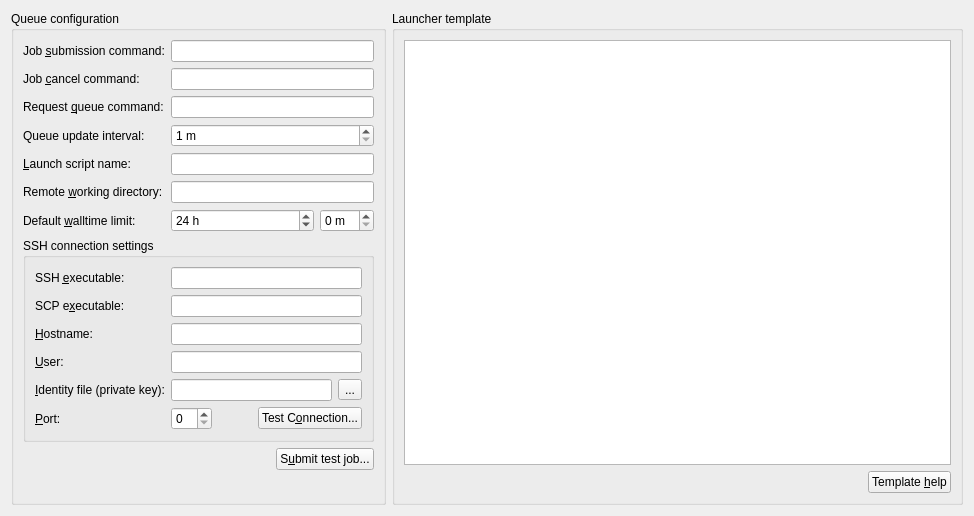
The window that molequeue/ui/remotequeuewidget.ui (OpenChemistry/molequeue) describes before a commit, drawn with Qt 5.
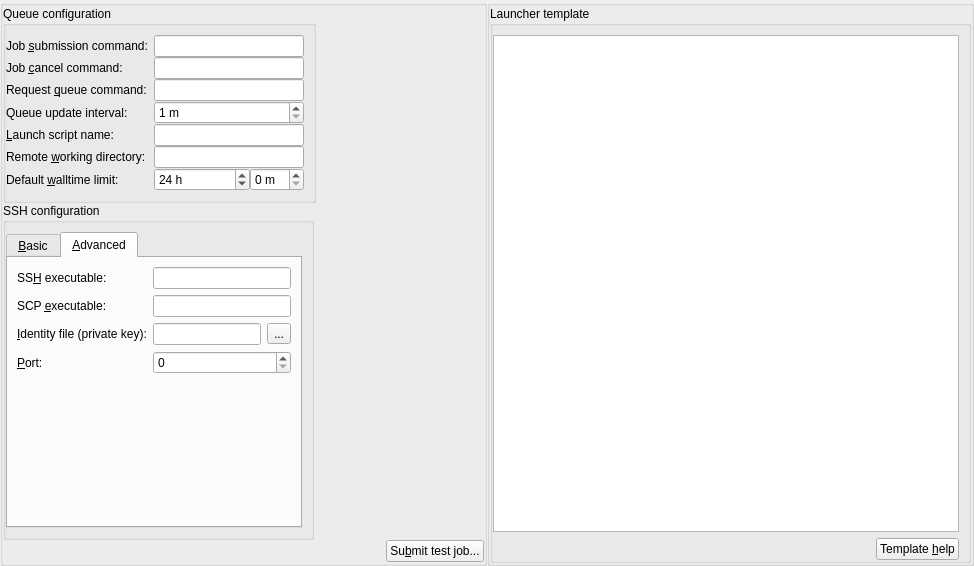
The same window after the commit. The open tabs and pages were chosen to show the change.

Commit message:
Move advanced SSH configuration to separate tab
As the number of SSH options growns we need a basic
and advanced tab.

```diff
--- a/molequeue/ui/remotequeuewidget.ui
+++ b/molequeue/ui/remotequeuewidget.ui
@@ -7,15 +7,30 @@
     <x>0</x>
     <y>0</y>
     <width>974</width>
-    <height>516</height>
+    <height>566</height>
    </rect>
   </property>
   <property name="windowTitle">
    <string>Form</string>
   </property>
   <layout class="QGridLayout" name="gridLayout">
+   <property name="margin">
+    <number>0</number>
+   </property>
+   <property name="spacing">
+    <number>0</number>
+   </property>
    <item row="0" column="0">
-    <widget class="QGroupBox" name="groupBox">
+    <widget class="QGroupBox" name="groupBox1">
+     <layout class="QVBoxLayout">
+      <property name="spacing">
+       <number>0</number>
+      </property>
+      <property name="margin">
+       <number>0</number>
+      </property>
+      <item>
+       <widget class="QGroupBox" name="groupBox2">
      <property name="sizePolicy">
       <sizepolicy hsizetype="Maximum" vsizetype="Preferred">
        <horstretch>0</horstretch>
@@ -25,12 +40,18 @@
      <property name="title">
       <string>Queue configuration</string>
      </property>
-     <layout class="QFormLayout" name="formLayout_2">
+        <layout class="QFormLayout">
       <property name="fieldGrowthPolicy">
        <enum>QFormLayout::ExpandingFieldsGrow</enum>
       </property>
+         <property name="verticalSpacing">
+          <number>0</number>
+         </property>
+         <property name="leftMargin">
+          <number>0</number>
+         </property>
       <item row="0" column="0">
-       <widget class="QLabel" name="label_3">
+          <widget class="QLabel" name="label1">
         <property name="text">
          <string>Job &amp;submission command:</string>
         </property>
@@ -50,7 +71,7 @@
        </widget>
       </item>
       <item row="2" column="0">
-       <widget class="QLabel" name="label_8">
+          <widget class="QLabel" name="label2">
         <property name="text">
          <string>Request &amp;queue command:</string>
         </property>
@@ -63,7 +84,7 @@
        <widget class="QLineEdit" name="edit_requestQueueCommand"/>
       </item>
       <item row="4" column="0">
-       <widget class="QLabel" name="label_7">
+          <widget class="QLabel" name="label3">
         <property name="text">
          <string>&amp;Launch script name:</string>
         </property>
@@ -76,7 +97,7 @@
        <widget class="QLineEdit" name="edit_launchScriptName"/>
       </item>
       <item row="6" column="0">
-       <widget class="QLabel" name="label_5">
+          <widget class="QLabel" name="label4">
         <property name="text">
          <string>Remote &amp;working directory:</string>
         </property>
@@ -88,154 +109,8 @@
       <item row="6" column="1">
        <widget class="QLineEdit" name="edit_workingDirectoryBase"/>
       </item>
-      <item row="8" column="0" colspan="2">
-       <widget class="QGroupBox" name="groupBox_3">
-        <property name="title">
-         <string>SSH connection settings</string>
-        </property>
-        <layout class="QFormLayout" name="formLayout">
-         <item row="2" column="0">
-          <widget class="QLabel" name="label_4">
-           <property name="text">
-            <string>&amp;Hostname:</string>
-           </property>
-           <property name="buddy">
-            <cstring>edit_hostName</cstring>
-           </property>
-          </widget>
-         </item>
-         <item row="2" column="1">
-          <widget class="QLineEdit" name="edit_hostName"/>
-         </item>
-         <item row="3" column="0">
-          <widget class="QLabel" name="label_6">
-           <property name="text">
-            <string>&amp;User:</string>
-           </property>
-           <property name="buddy">
-            <cstring>edit_userName</cstring>
-           </property>
-          </widget>
-         </item>
-         <item row="3" column="1">
-          <widget class="QLineEdit" name="edit_userName"/>
-         </item>
-         <item row="4" column="0">
-          <widget class="QLabel" name="label_identityFile">
-           <property name="text">
-            <string>&amp;Identity file (private key):</string>
-           </property>
-           <property name="buddy">
-            <cstring>edit_identityFile</cstring>
-           </property>
-          </widget>
-         </item>
-         <item row="4" column="1">
-          <layout class="QHBoxLayout" name="horizontalLayout">
-           <item>
-            <widget class="QLineEdit" name="edit_identityFile"/>
-           </item>
-           <item>
-            <widget class="QToolButton" name="fileButton">
-             <property name="text">
-              <string>...</string>
-             </property>
-            </widget>
-           </item>
-          </layout>
-         </item>
-         <item row="5" column="0">
-          <widget class="QLabel" name="label_9">
-           <property name="text">
-            <string>&amp;Port:</string>
-           </property>
-           <property name="buddy">
-            <cstring>spin_sshPort</cstring>
-           </property>
-          </widget>
-         </item>
-         <item row="5" column="1">
-          <layout class="QHBoxLayout" name="keyFileLayout">
-           <item>
-            <widget class="QSpinBox" name="spin_sshPort"/>
-           </item>
-           <item>
-            <spacer name="horizontalSpacer">
-             <property name="orientation">
-              <enum>Qt::Horizontal</enum>
-             </property>
-             <property name="sizeHint" stdset="0">
-              <size>
-               <width>40</width>
-               <height>20</height>
-              </size>
-             </property>
-            </spacer>
-           </item>
-           <item>
-            <widget class="QPushButton" name="push_testConnection">
-             <property name="text">
-              <string>Test C&amp;onnection...</string>
-             </property>
-            </widget>
-           </item>
-          </layout>
-         </item>
-         <item row="0" column="0">
-          <widget class="QLabel" name="label">
-           <property name="text">
-            <string>SSH &amp;executable:</string>
-           </property>
-           <property name="buddy">
-            <cstring>sshExecutableEdit</cstring>
-           </property>
-          </widget>
-         </item>
          <item row="1" column="0">
-          <widget class="QLabel" name="label_2">
-           <property name="text">
-            <string>SCP e&amp;xecutable:</string>
-           </property>
-           <property name="buddy">
-            <cstring>scpExecutableEdit</cstring>
-           </property>
-          </widget>
-         </item>
-         <item row="0" column="1">
-          <widget class="QLineEdit" name="sshExecutableEdit"/>
-         </item>
-         <item row="1" column="1">
-          <widget class="QLineEdit" name="scpExecutableEdit"/>
-         </item>
-        </layout>
-       </widget>
-      </item>
-      <item row="10" column="0" colspan="2">
-       <layout class="QHBoxLayout" name="horizontalLayout_3">
-        <item>
-         <spacer name="horizontalSpacer_2">
-          <property name="orientation">
-           <enum>Qt::Horizontal</enum>
-          </property>
-          <property name="sizeHint" stdset="0">
-           <size>
-            <width>40</width>
-            <height>20</height>
-           </size>
-          </property>
-         </spacer>
-        </item>
-        <item>
-         <widget class="QPushButton" name="push_sleepTest">
-          <property name="text">
-           <string>S&amp;ubmit test job...</string>
-          </property>
-         </widget>
-        </item>
-       </layout>
-      </item>
-      <item row="1" column="0">
-       <widget class="QLabel" name="label_10">
+          <widget class="QLabel" name="label5">
         <property name="text">
          <string>Job &amp;cancel command:</string>
         </property>
@@ -248,7 +123,7 @@
        <widget class="QLineEdit" name="edit_killCommand"/>
       </item>
       <item row="7" column="0">
-       <widget class="QLabel" name="label_13">
+          <widget class="QLabel" name="label">
         <property name="text">
          <string>Default &amp;walltime limit:</string>
         </property>
@@ -291,7 +166,7 @@
        </layout>
       </item>
       <item row="3" column="0">
-       <widget class="QLabel" name="label_11">
+          <widget class="QLabel" name="label6">
         <property name="text">
          <string>Queue update interval:</string>
         </property>
@@ -319,8 +194,215 @@
      </layout>
     </widget>
    </item>
+      <item>
+       <widget class="QGroupBox" name="groupBox3">
+        <property name="sizePolicy">
+         <sizepolicy hsizetype="Maximum" vsizetype="Preferred">
+          <horstretch>0</horstretch>
+          <verstretch>0</verstretch>
+         </sizepolicy>
+        </property>
+        <property name="title">
+         <string>SSH configuration</string>
+        </property>
+        <layout class="QHBoxLayout">
+         <property name="leftMargin">
+          <number>0</number>
+         </property>
+         <property name="topMargin">
+          <number>9</number>
+         </property>
+         <property name="rightMargin">
+          <number>9</number>
+         </property>
+         <property name="bottomMargin">
+          <number>9</number>
+         </property>
+         <item>
+          <widget class="QTabWidget" name="sshTabWidget">
+           <property name="currentIndex">
+            <number>0</number>
+           </property>
+           <widget class="QWidget" name="sshBasicTab">
+            <attribute name="title">
+             <string>&amp;Basic</string>
+            </attribute>
+            <layout class="QFormLayout">
+             <property name="fieldGrowthPolicy">
+              <enum>QFormLayout::AllNonFixedFieldsGrow</enum>
+             </property>
+             <item row="2" column="0">
+              <widget class="QLabel" name="label7">
+               <property name="text">
+                <string>&amp;Hostname:</string>
+               </property>
+               <property name="buddy">
+                <cstring>editHostName</cstring>
+               </property>
+              </widget>
+             </item>
+             <item row="2" column="1">
+              <widget class="QLineEdit" name="editHostName"/>
+             </item>
+             <item row="3" column="0">
+              <widget class="QLabel" name="label8">
+               <property name="text">
+                <string>&amp;User:</string>
+               </property>
+               <property name="buddy">
+                <cstring>editUserName</cstring>
+               </property>
+              </widget>
+             </item>
+             <item row="3" column="1">
+              <widget class="QLineEdit" name="editUserName"/>
+             </item>
+             <item row="4" column="1">
+              <layout class="QHBoxLayout">
+               <item>
+                <spacer name="horizontalSpacer">
+                 <property name="orientation">
+                  <enum>Qt::Horizontal</enum>
+                 </property>
+                 <property name="sizeHint" stdset="0">
+                  <size>
+                   <width>70</width>
+                   <height>20</height>
+                  </size>
+                 </property>
+                </spacer>
+               </item>
+               <item>
+                <widget class="QPushButton" name="pushTestConnection">
+                 <property name="text">
+                  <string>Test C&amp;onnection...</string>
+                 </property>
+                </widget>
+               </item>
+              </layout>
+             </item>
+            </layout>
+           </widget>
+           <widget class="QWidget" name="sshAdvanced">
+            <attribute name="title">
+             <string>&amp;Advanced</string>
+            </attribute>
+            <layout class="QFormLayout">
+             <property name="fieldGrowthPolicy">
+              <enum>QFormLayout::AllNonFixedFieldsGrow</enum>
+             </property>
+             <item row="1" column="0">
+              <widget class="QLabel" name="label9">
+               <property name="text">
+                <string>SCP &amp;executable:</string>
+               </property>
+               <property name="buddy">
+                <cstring>scpExecutableEdit</cstring>
+               </property>
+              </widget>
+             </item>
+             <item row="1" column="1">
+              <widget class="QLineEdit" name="scpExecutableEdit"/>
+             </item>
+             <item row="4" column="0">
+              <widget class="QLabel" name="label10">
+               <property name="text">
+                <string>&amp;Identity file (private key):</string>
+               </property>
+               <property name="buddy">
+                <cstring>editIdentityFile</cstring>
+               </property>
+              </widget>
+             </item>
+             <item row="4" column="1">
+              <layout class="QHBoxLayout" name="horizontalLayout">
+               <item>
+                <widget class="QLineEdit" name="editIdentityFile"/>
+               </item>
+               <item>
+                <widget class="QToolButton" name="fileButton">
+                 <property name="text">
+                  <string>...</string>
+                 </property>
+                </widget>
+               </item>
+              </layout>
+             </item>
+             <item row="5" column="0">
+              <widget class="QLabel" name="label11">
+               <property name="text">
+                <string>&amp;Port:</string>
+               </property>
+               <property name="buddy">
+                <cstring>spinSshPort</cstring>
+               </property>
+              </widget>
+             </item>
+             <item row="5" column="1">
+              <layout class="QHBoxLayout" name="keyFileLayout">
+               <item>
+                <widget class="QSpinBox" name="spinSshPort"/>
+               </item>
+              </layout>
+             </item>
    <item row="0" column="1">
-    <widget class="QGroupBox" name="groupBox_2">
+              <widget class="QLineEdit" name="sshExecutableEdit"/>
+             </item>
+             <item row="0" column="0">
+              <widget class="QLabel" name="label12">
+               <property name="text">
+                <string>SS&amp;H executable:</string>
+               </property>
+               <property name="buddy">
+                <cstring>sshExecutableEdit</cstring>
+               </property>
+              </widget>
+             </item>
+            </layout>
+           </widget>
+          </widget>
+         </item>
+        </layout>
+       </widget>
+      </item>
+      <item>
+       <layout class="QHBoxLayout" name="horizontalLayout_3">
+        <property name="bottomMargin">
+         <number>1</number>
+        </property>
+        <item>
+         <spacer name="horizontalSpacer_2">
+          <property name="orientation">
+           <enum>Qt::Horizontal</enum>
+          </property>
+          <property name="sizeHint" stdset="0">
+           <size>
+            <width>40</width>
+            <height>20</height>
+           </size>
+          </property>
+         </spacer>
+        </item>
+        <item>
+         <widget class="QPushButton" name="push_sleepTest">
+          <property name="text">
+           <string>Su&amp;bmit test job...</string>
+          </property>
+         </widget>
+        </item>
+       </layout>
+      </item>
+     </layout>
+    </widget>
+   </item>
+   <item row="0" column="1">
+    <widget class="QGroupBox" name="groupBox4">
+     <layout class="QVBoxLayout">
+      <property name="margin">
+       <number>0</number>
+      </property>
+      <item>
+       <widget class="QGroupBox" name="groupBox5">
      <property name="sizePolicy">
       <sizepolicy hsizetype="Expanding" vsizetype="Expanding">
        <horstretch>0</horstretch>
@@ -331,6 +413,18 @@
       <string>Launcher template</string>
      </property>
      <layout class="QGridLayout" name="gridLayout_3">
+         <property name="leftMargin">
+          <number>0</number>
+         </property>
+         <property name="topMargin">
+          <number>9</number>
+         </property>
+         <property name="rightMargin">
+          <number>9</number>
+         </property>
+         <property name="bottomMargin">
+          <number>0</number>
+         </property>
       <item row="1" column="2">
        <widget class="QPushButton" name="templateHelpButton">
         <property name="text">
@@ -368,6 +462,11 @@
        </widget>
       </item>
      </layout>
+        <zorder>text_launchTemplate</zorder>
+        <zorder>templateHelpButton</zorder>
+       </widget>
+      </item>
+     </layout>
     </widget>
    </item>
   </layout>
```
Left out of the diff: 7 changed lines with no effect on the pictures. Lines whose indentation alone changed are shown as unchanged. The commit also changes 1 other file.
